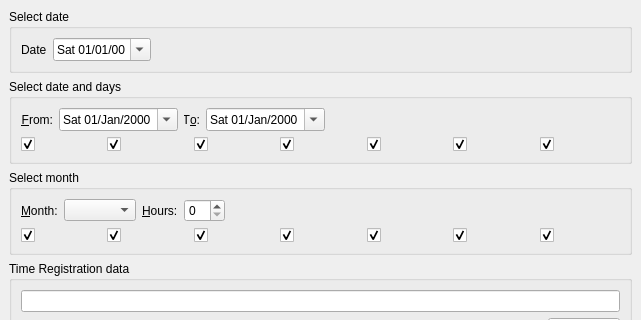
The window that src/pyuac_edit.ui (develer-staff/pyuac) describes before a commit, drawn with Qt 5; both pictures show x 0 to 641 and y 0 to 320 of the 641 by 597 pixel window.
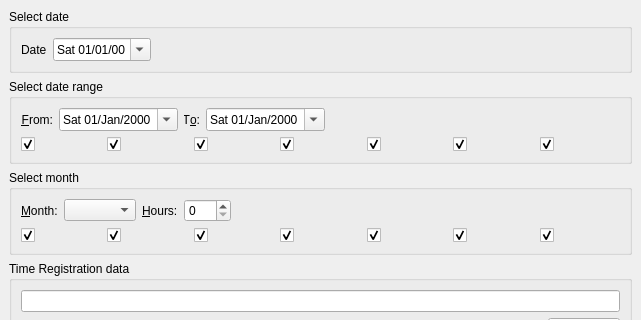
The same window after the commit. Icons and pictures are not drawn.

Commit message: Modificato il titolo dell groupbox dell'inserimento 'range', modificato il range dello spinBox delle ore nel groupbox dell'inserimento mensile.

Patch:
```diff
--- a/src/pyuac_edit.ui
+++ b/src/pyuac_edit.ui
@@ -72,7 +72,7 @@
     <item>
      <widget class="QGroupBox" name="daterangeGroupBox" >
       <property name="title" >
-       <string>Select date and days</string>
+       <string>Select date range</string>
       </property>
       <layout class="QVBoxLayout" name="verticalLayout" >
        <item>
@@ -260,7 +260,14 @@
           </widget>
          </item>
          <item>
-          <widget class="QSpinBox" name="hoursSpinBox" />
+          <widget class="QSpinBox" name="hoursSpinBox" >
+           <property name="minimum" >
+            <number>0</number>
+           </property>
+           <property name="maximum" >
+            <number>999</number>
+           </property>
+          </widget>
          </item>
          <item>
           <spacer name="horizontalSpacer_4" >
```
